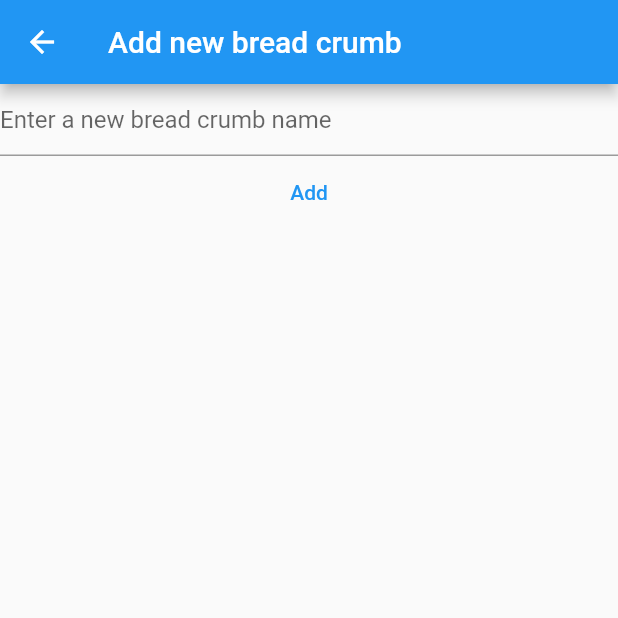
After one commit to QasimWaheed/testing_provider_example, a Flutter app: the screen it shows after launch, after a tap on "Add new bread crumb", on a phone screen of 412 x 824 dp, the top half of it. The commit adds this screen. Run offline on Flutter 3.47's test engine with Material 2 defaults, Android fonts, the phone set to English and light mode, and no system bars.

Commit message:
bread crumb work completed

```diff
--- a/lib/main.dart
+++ b/lib/main.dart
@@ -1,8 +1,8 @@
-import 'dart:collection';
-
 import 'package:flutter/material.dart';
 import 'package:provider/provider.dart';
-import 'package:uuid/uuid.dart';
+import 'services/bread_crumb_provider.dart';
+import 'ui/add_new_bread_crumb.dart';
+import 'ui/bread_crumb_widget.dart';
 
 void main() {
   runApp(const MyApp());
@@ -23,7 +23,7 @@ class MyApp extends StatelessWidget {
         ),
         home: const MyHomePage(),
         routes: {
-          '/new': (context) => const Material(),
+          '/new': (context) => const NewBreadCrumbWidget(),
         },
       ),
     );
@@ -40,7 +40,19 @@ class MyHomePage extends StatelessWidget {
         title: const Text("Home Page"),
       ),
       body: Column(
+        crossAxisAlignment: CrossAxisAlignment.start,
         children: [
+          // const SizedBox(height: 6,),
+          Consumer<BreadCrumbProvider>(
+            builder: (context, value, child) {
+              return Padding(
+                padding: const EdgeInsets.all(8.0),
+                child: BreadCrumbWidget(breadCrumbs: value.items, onBreadCrumbTapped: (value) {
+
+                }),
+              );
+            },
+          ),
           Center(
             child: TextButton(
               onPressed: () {
@@ -49,77 +61,16 @@ class MyHomePage extends StatelessWidget {
               child: const Text("Add new bread crumb"),
             ),
           ),
-          TextButton(
-            onPressed: () {
-              context.read<BreadCrumbProvider>().reset();
-            },
-            child: const Text("Reset"),
+          Center(
+            child: TextButton(
+              onPressed: () {
+                context.read<BreadCrumbProvider>().reset();
+              },
+              child: const Text("Reset"),
+            ),
           ),
         ],
       ),
     );
   }
 }
-
-class BreadCrumb {
-  bool isActive;
-  final String name;
-  final String uuid;
-
-  BreadCrumb({required this.isActive, required this.name})
-      : uuid = const Uuid().v4();
-
-  void activate() {
-    isActive = true;
-  }
-
-  @override
-  bool operator ==(covariant BreadCrumb other) => uuid == other.uuid;
-
-  @override
-  int get hashCode => uuid.hashCode;
-
-  String get title => name + (isActive ? ' > ' : "");
-}
-
-class BreadCrumbWidget extends StatelessWidget {
-  final UnmodifiableListView<BreadCrumb> breadCrumbs;
-
-  const BreadCrumbWidget({
-    Key? key,
-    required this.breadCrumbs,
-  }) : super(key: key);
-
-  @override
-  Widget build(BuildContext context) {
-    return Wrap(
-      children: breadCrumbs.map((breadCrumb) {
-        return Text(
-          breadCrumb.title,
-          style: TextStyle(
-            color: breadCrumb.isActive ? Colors.blue : Colors.black,
-          ),
-        );
-      }).toList(),
-    );
-  }
-}
-
-class BreadCrumbProvider extends ChangeNotifier {
-  final List<BreadCrumb> _items = [];
-
-  UnmodifiableListView<BreadCrumb> get items => UnmodifiableListView(_items);
-
-  void add(BreadCrumb breadCrumb) {
-    for (final item in items) {
-      item.activate();
-    }
-    _items.add(breadCrumb);
-    notifyListeners();
-  }
-
-  void reset() {
-    _items.clear();
-    notifyListeners();
-  }
-}
--- /dev/null
+++ b/lib/model/bread_crumb.dart
@@ -0,0 +1,22 @@
+import 'package:uuid/uuid.dart';
+typedef OnBreadCrumbTapped = void Function(BreadCrumb);
+class BreadCrumb {
+  bool isActive;
+  final String name;
+  final String uuid;
+
+  BreadCrumb({required this.isActive, required this.name})
+      : uuid = const Uuid().v4();
+
+  void activate() {
+    isActive = true;
+  }
+
+  @override
+  bool operator ==(covariant BreadCrumb other) => uuid == other.uuid;
+
+  @override
+  int get hashCode => uuid.hashCode;
+
+  String get title => name + (isActive ? ' > ' : "");
+}
--- /dev/null
+++ b/lib/services/bread_crumb_provider.dart
@@ -0,0 +1,24 @@
+import 'dart:collection';
+
+import 'package:flutter/material.dart';
+
+import '../model/bread_crumb.dart';
+
+class BreadCrumbProvider extends ChangeNotifier {
+  final List<BreadCrumb> _items = [];
+
+  UnmodifiableListView<BreadCrumb> get items => UnmodifiableListView(_items);
+
+  void add(BreadCrumb breadCrumb) {
+    for (final item in items) {
+      item.activate();
+    }
+    _items.add(breadCrumb);
+    notifyListeners();
+  }
+
+  void reset() {
+    _items.clear();
+    notifyListeners();
+  }
+}
--- /dev/null
+++ b/lib/ui/add_new_bread_crumb.dart
@@ -0,0 +1,57 @@
+import 'package:flutter/material.dart';
+import 'package:provider/provider.dart';
+
+import '../model/bread_crumb.dart';
+import '../services/bread_crumb_provider.dart';
+
+class NewBreadCrumbWidget extends StatefulWidget {
+  const NewBreadCrumbWidget({Key? key}) : super(key: key);
+
+  @override
+  State<NewBreadCrumbWidget> createState() => _NewBreadCrumbWidgetState();
+}
+
+class _NewBreadCrumbWidgetState extends State<NewBreadCrumbWidget> {
+  late final TextEditingController _controller;
+
+  @override
+  void initState() {
+    super.initState();
+    _controller = TextEditingController();
+  }
+
+  @override
+  void dispose() {
+    super.dispose();
+    _controller.dispose();
+  }
+
+  @override
+  Widget build(BuildContext context) {
+    return Scaffold(
+      appBar: AppBar(
+        title: const Text("Add new bread crumb"),
+      ),
+      body: Column(
+        children: [
+          TextFormField(
+            controller: _controller,
+            decoration: const InputDecoration(
+                hintText: "Enter a new bread crumb name"
+            ),
+          ),
+          TextButton(
+              onPressed: () {
+                final text = _controller.text;
+                if (text.isNotEmpty) {
+                  final breadCrumb = BreadCrumb(isActive: false, name: text);
+                  context.read<BreadCrumbProvider>().add(breadCrumb);
+                  Navigator.of(context).pop();
+                }
+              },
+              child: const Text("Add")),
+        ],
+      ),
+    );
+  }
+}
```
Also changed, not shown: lib/ui/bread_crumb_widget.dart (added, +33 -0 lines).
